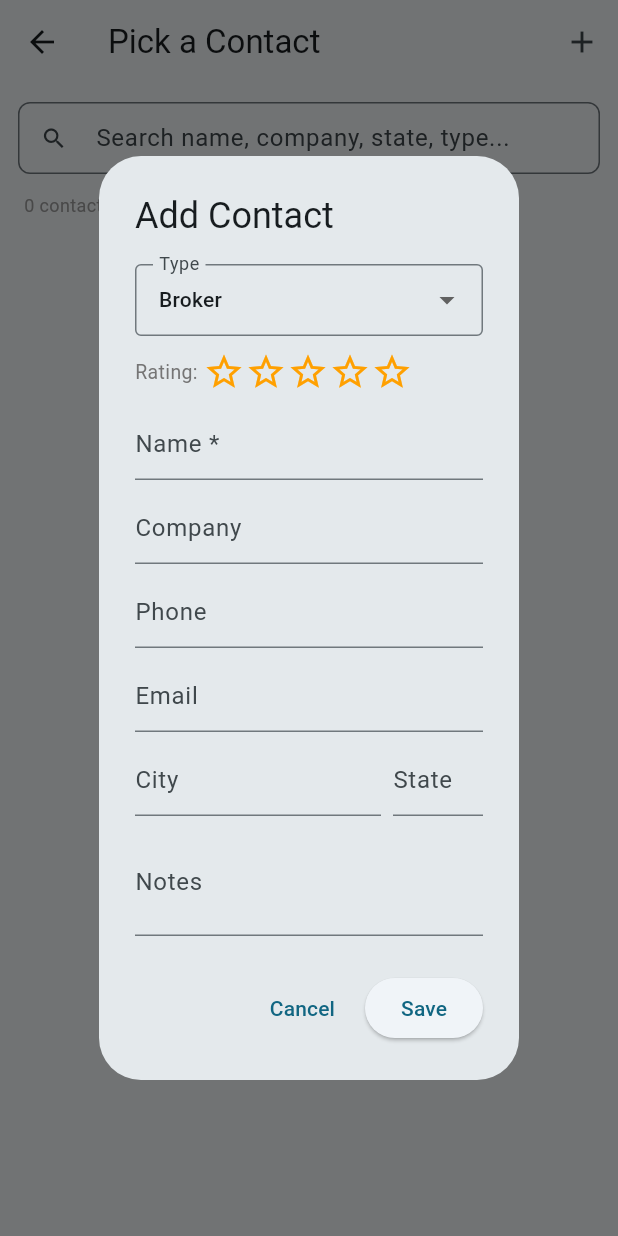
After one commit to rkylemcafee/TruCost-Flutter, a Flutter app: the ContactsScreen screen opened directly, after a tap on the "add" icon, on a phone screen of 412 x 824 dp. The commit adds this screen. Run offline on Flutter 3.47's test engine with Material 3 defaults, Android fonts, the phone set to English and light mode, and no system bars; our stand-ins replace geolocator, image_picker, supabase_flutter; accounts and stored records are empty.

Commit message:
Contacts, contact picker, fuel price service, saved trips with contact display

```diff
--- /dev/null
+++ b/lib/contacts/contacts_screen.dart
@@ -0,0 +1,335 @@
+import 'package:flutter/material.dart';
+import 'package:supabase_flutter/supabase_flutter.dart';
+
+
+const List<String> _contactTypes = ['Direct Customer', 'Broker', 'Agent', 'Escort'];
+
+class ContactsScreen extends StatefulWidget {
+  final bool pickMode;
+  const ContactsScreen({super.key, this.pickMode = false});
+  @override
+  State<ContactsScreen> createState() => _ContactsScreenState();
+}
+
+class _ContactsScreenState extends State<ContactsScreen> {
+  final _supabase = Supabase.instance.client;
+  List<Map<String, dynamic>> _contacts = [];
+  List<Map<String, dynamic>> _filtered = [];
+  bool _loading = true;
+  final _searchCtrl = TextEditingController();
+
+  @override
+  void initState() {
+    super.initState();
+    _loadContacts();
+    _searchCtrl.addListener(_applyFilter);
+  }
+
+  Future<void> _loadContacts() async {
+    setState(() => _loading = true);
+    try {
+      final user = _supabase.auth.currentUser;
+      if (user == null) return;
+      final rows = await _supabase
+          .from('contacts')
+          .select()
+          .eq('user_id', user.id)
+          .order('star_rating', ascending: false)
+          .order('name');
+      setState(() {
+        _contacts = List<Map<String, dynamic>>.from(rows);
+        _applyFilter();
+        _loading = false;
+      });
+    } catch (e) {
+      if (mounted) {
+        setState(() => _loading = false);
+        ScaffoldMessenger.of(context).showSnackBar(SnackBar(content: Text('Error: $e')));
+      }
+    }
+  }
+
+  void _applyFilter() {
+    final q = _searchCtrl.text.toLowerCase();
+    setState(() {
+      if (q.isEmpty) {
+        _filtered = _contacts;
+      } else {
+        _filtered = _contacts.where((c) {
+          final name = (c['name'] ?? '').toString().toLowerCase();
+          final company = (c['company'] ?? '').toString().toLowerCase();
+          final state = (c['state'] ?? '').toString().toLowerCase();
+          final city = (c['city'] ?? '').toString().toLowerCase();
+          final type = (c['contact_type'] ?? '').toString().toLowerCase();
+          return name.contains(q) || company.contains(q) || state.contains(q) || city.contains(q) || type.contains(q);
+        }).toList();
+      }
+    });
+  }
+
+  Future<void> _addOrEditContact({Map<String, dynamic>? existing}) async {
+    final nameCtrl = TextEditingController(text: existing?['name'] ?? '');
+    final companyCtrl = TextEditingController(text: existing?['company'] ?? '');
+    final phoneCtrl = TextEditingController(text: existing?['phone'] ?? '');
+    final emailCtrl = TextEditingController(text: existing?['email'] ?? '');
+    final cityCtrl = TextEditingController(text: existing?['city'] ?? '');
+    final stateCtrl = TextEditingController(text: existing?['state'] ?? '');
+    final notesCtrl = TextEditingController(text: existing?['notes'] ?? '');
+    String selectedType = existing?['contact_type'] ?? 'Broker';
+    int selectedStars = existing?['star_rating'] ?? 0;
+
+    final result = await showDialog<Map<String, dynamic>>(
+      context: context,
+      builder: (ctx) => StatefulBuilder(
+        builder: (ctx, setDialogState) => AlertDialog(
+          title: Text(existing != null ? 'Edit Contact' : 'Add Contact'),
+          content: SingleChildScrollView(
+            child: Column(
+              mainAxisSize: MainAxisSize.min,
+              children: [
+                // Contact type
+                DropdownButtonFormField<String>(
+                  value: selectedType,
+                  decoration: const InputDecoration(labelText: 'Type', border: OutlineInputBorder(), isDense: true),
+                  items: _contactTypes.map((t) => DropdownMenuItem(value: t, child: Text(t, style: const TextStyle(fontSize: 14)))).toList(),
+                  onChanged: (v) => setDialogState(() => selectedType = v ?? 'Broker'),
+                ),
+                const SizedBox(height: 10),
+                // Star rating
+                Row(
+                  children: [
+                    Text('Rating: ', style: TextStyle(fontSize: 13, color: Colors.grey[600])),
+                    ...List.generate(5, (i) => GestureDetector(
+                      onTap: () => setDialogState(() => selectedStars = selectedStars == i + 1 ? 0 : i + 1),
+                      child: Icon(
+                        i < selectedStars ? Icons.star : Icons.star_border,
+                        color: Colors.amber[700],
+                        size: 28,
+                      ),
+                    )),
+                  ],
+                ),
+                const SizedBox(height: 10),
+                TextField(controller: nameCtrl, decoration: const InputDecoration(labelText: 'Name *', isDense: true), textCapitalization: TextCapitalization.words),
+                const SizedBox(height: 8),
+                TextField(controller: companyCtrl, decoration: const InputDecoration(labelText: 'Company', isDense: true), textCapitalization: TextCapitalization.words),
+                const SizedBox(height: 8),
+                TextField(controller: phoneCtrl, decoration: const InputDecoration(labelText: 'Phone', isDense: true), keyboardType: TextInputType.phone),
+                const SizedBox(height: 8),
+                TextField(controller: emailCtrl, decoration: const InputDecoration(labelText: 'Email', isDense: true), keyboardType: TextInputType.emailAddress),
+                const SizedBox(height: 8),
+                Row(
+                  children: [
+                    Expanded(child: TextField(controller: cityCtrl, decoration: const InputDecoration(labelText: 'City', isDense: true), textCapitalization: TextCapitalization.words)),
+                    const SizedBox(width: 8),
+                    SizedBox(width: 60, child: TextField(controller: stateCtrl, decoration: const InputDecoration(labelText: 'State', isDense: true), textCapitalization: TextCapitalization.characters)),
+                  ],
+                ),
+                const SizedBox(height: 8),
+                TextField(controller: notesCtrl, decoration: const InputDecoration(labelText: 'Notes', isDense: true), maxLines: 2),
+              ],
+            ),
+          ),
+          actions: [
+            TextButton(onPressed: () => Navigator.pop(ctx), child: const Text('Cancel')),
+            ElevatedButton(
+              onPressed: () {
+                if (nameCtrl.text.trim().isEmpty) {
+                  ScaffoldMessenger.of(ctx).showSnackBar(const SnackBar(content: Text('Name is required')));
+                  return;
+                }
+                Navigator.pop(ctx, {
+                  'name': nameCtrl.text.trim(),
+                  'company': companyCtrl.text.trim(),
+                  'phone': phoneCtrl.text.trim(),
+                  'email': emailCtrl.text.trim(),
+                  'city': cityCtrl.text.trim(),
+                  'state': stateCtrl.text.trim().toUpperCase(),
+                  'notes': notesCtrl.text.trim(),
+                  'contact_type': selectedType,
+                  'star_rating': selectedStars,
+                });
+              },
+              child: const Text('Save'),
+            ),
+          ],
+        ),
+      ),
+    );
+
+    if (result == null) return;
+
+    try {
+      final user = _supabase.auth.currentUser;
+      if (user == null) return;
+      if (existing != null) {
+        await _supabase.from('contacts').update(result).eq('id', existing['id']);
+      } else {
+        await _supabase.from('contacts').insert({...result, 'user_id': user.id});
+      }
+      _loadContacts();
+    } catch (e) {
+      if (mounted) {
+        ScaffoldMessenger.of(context).showSnackBar(SnackBar(content: Text('Error: $e')));
+      }
+    }
+  }
+
+  Future<void> _deleteContact(Map<String, dynamic> contact) async {
+    final confirm = await showDialog<bool>(
+      context: context,
+      builder: (ctx) => AlertDialog(
+        title: const Text('Delete Contact?'),
+        content: Text('Remove ${contact['name']}?'),
+        actions: [
+          TextButton(onPressed: () => Navigator.pop(ctx, false), child: const Text('Cancel')),
+          TextButton(onPressed: () => Navigator.pop(ctx, true), child: const Text('Delete', style: TextStyle(color: Colors.red))),
+        ],
+      ),
+    );
+    if (confirm != true) return;
+    try {
+      await _supabase.from('contacts').delete().eq('id', contact['id']);
+      _loadContacts();
+    } catch (e) {
+      if (mounted) {
+        ScaffoldMessenger.of(context).showSnackBar(SnackBar(content: Text('Error: $e')));
+      }
+    }
+  }
+
+  @override
+  void dispose() {
+    _searchCtrl.dispose();
+    super.dispose();
+  }
+
+  Color _typeColor(String type) {
+    switch (type) {
+      case 'Direct Customer': return Colors.green;
+      case 'Broker': return Colors.blue;
+      case 'Agent': return Colors.purple;
+      case 'Escort': return Colors.orange;
+      default: return Colors.grey;
+    }
+  }
+
+  @override
+  Widget build(BuildContext context) {
+    return Scaffold(
+      appBar: AppBar(
+        title: Text(widget.pickMode ? 'Pick a Contact' : 'Contacts'),
+        actions: [
+          IconButton(icon: const Icon(Icons.add), onPressed: () => _addOrEditContact()),
+        ],
+      ),
+      body: _loading
+          ? const Center(child: CircularProgressIndicator())
+          : Column(
+              children: [
+                Padding(
+                  padding: const EdgeInsets.all(12),
+                  child: TextField(
+                    controller: _searchCtrl,
+                    decoration: InputDecoration(
+                      hintText: 'Search name, company, state, type...',
+                      prefixIcon: const Icon(Icons.search),
+                      border: OutlineInputBorder(borderRadius: BorderRadius.circular(8)),
+                      isDense: true,
+                    ),
+                  ),
+                ),
+                Padding(
+                  padding: const EdgeInsets.symmetric(horizontal: 16),
+                  child: Align(
+                    alignment: Alignment.centerLeft,
+                    child: Text('${_filtered.length} contact${_filtered.length != 1 ? 's' : ''}',
+                        style: TextStyle(fontSize: 12, color: Colors.grey[500])),
+                  ),
+                ),
+                const SizedBox(height: 4),
+                Expanded(
+                  child: RefreshIndicator(
+                    onRefresh: _loadContacts,
+                    child: _filtered.isEmpty
+                        ? const Center(child: Text('No contacts yet. Tap + to add.', style: TextStyle(color: Colors.grey)))
+                        : ListView.builder(
+                            itemCount: _filtered.length,
+                            itemBuilder: (ctx, i) => _buildContactTile(_filtered[i]),
+                          ),
+                  ),
+                ),
+              ],
+            ),
+    );
+  }
+
+  Widget _buildContactTile(Map<String, dynamic> c) {
+    final name = c['name'] ?? '';
+    final company = c['company'] ?? '';
+    final phone = c['phone'] ?? '';
+    final city = c['city'] ?? '';
+    final state = c['state'] ?? '';
+    final type = c['contact_type'] ?? 'Broker';
+    final stars = c['star_rating'] ?? 0;
+    final location = [city, state].where((s) => s.isNotEmpty).join(', ');
+
+    return Card(
+      margin: const EdgeInsets.symmetric(horizontal: 12, vertical: 4),
+      child: ListTile(
+        leading: CircleAvatar(
+          backgroundColor: _typeColor(type).withOpacity(0.15),
+          child: Icon(
+            type == 'Escort' ? Icons.local_shipping : Icons.person,
+            color: _typeColor(type),
+          ),
+        ),
+        title: Row(
+          children: [
+            Flexible(child: Text(name, style: const TextStyle(fontWeight: FontWeight.w600), overflow: TextOverflow.ellipsis)),
+            const SizedBox(width: 6),
+            Container(
+              padding: const EdgeInsets.symmetric(horizontal: 5, vertical: 1),
+              decoration: BoxDecoration(
+                color: _typeColor(type).withOpacity(0.1),
+                borderRadius: BorderRadius.circular(4),
+              ),
+              child: Text(type, style: TextStyle(fontSize: 10, color: _typeColor(type), fontWeight: FontWeight.w600)),
+            ),
+          ],
+        ),
+        subtitle: Column(
+          crossAxisAlignment: CrossAxisAlignment.start,
+          children: [
+            if (company.isNotEmpty) Text(company, style: TextStyle(fontSize: 12, color: Colors.grey[600])),
+            if (location.isNotEmpty) Text(location, style: TextStyle(fontSize: 12, color: Colors.grey[500])),
+            if (phone.isNotEmpty) Text(phone, style: TextStyle(fontSize: 12, color: Colors.blue[700])),
+            if (stars > 0)
+              Row(
+                children: List.generate(5, (i) => Icon(
+                  i < stars ? Icons.star : Icons.star_border,
+                  size: 14,
+                  color: Colors.amber[700],
+                )),
+              ),
+          ],
+        ),
+        trailing: widget.pickMode
+            ? const Icon(Icons.chevron_right)
+            : PopupMenuButton<String>(
+                onSelected: (v) {
+                  if (v == 'edit') _addOrEditContact(existing: c);
+                  if (v == 'delete') _deleteContact(c);
+                },
+                itemBuilder: (_) => [
+                  const PopupMenuItem(value: 'edit', child: Text('Edit')),
+                  const PopupMenuItem(value: 'delete', child: Text('Delete', style: TextStyle(color: Colors.red))),
+                ],
+              ),
+        onTap: widget.pickMode
+            ? () => Navigator.pop(context, c)
+            : () => _addOrEditContact(existing: c),
+      ),
+    );
+  }
+}
--- a/lib/trips/saved_trips_screen.dart
+++ b/lib/trips/saved_trips_screen.dart
@@ -29,7 +29,7 @@ class _SavedTripsScreenState extends State<SavedTripsScreen> {
 
       final rows = await _supabase
           .from('trips')
-          .select()
+          .select('*, contacts(*)')
           .eq('user_id', user.id)
           .order('trip_date', ascending: false);
 
@@ -164,6 +164,13 @@ class _SavedTripsScreenState extends State<SavedTripsScreen> {
     final origin = trip['origin'] ?? '';
     final destination = trip['destination'] ?? '';
     final isWinner = net >= 0;
+    final contact = trip['contacts'];
+    final contactName = contact is Map ? (contact['name'] ?? '') : '';
+    final contactCompany = contact is Map ? (contact['company'] ?? '') : '';
+    final contactPhone = contact is Map ? (contact['phone'] ?? '') : '';
+    final contactLine = contactName.isNotEmpty
+        ? '$contactName${contactCompany.isNotEmpty ? ' — $contactCompany' : ''}'
+        : '';
 
     final json = trip['estimate_json'];
     final costPerMile = json is Map ? _toNum(json['costPerMile']) : 0.0;
@@ -180,6 +187,9 @@ class _SavedTripsScreenState extends State<SavedTripsScreen> {
             if (origin.isNotEmpty && destination.isNotEmpty)
               Text('$origin → $destination',
                   style: TextStyle(fontSize: 11, color: Colors.grey[500])),
+              if (contactLine.isNotEmpty)
+              Text(contactLine,
+                  style: TextStyle(fontSize: 11, color: Colors.blue[600], fontWeight: FontWeight.w500)),
             const SizedBox(height: 4),
             Wrap(
               spacing: 6,
@@ -209,6 +219,9 @@ class _SavedTripsScreenState extends State<SavedTripsScreen> {
                 _detailRow('Offer per Mile', '${_usd(offerPerMile)}/mi'),
                 _detailRow('Fuel Price Used',
                     _usd(_toNum(trip['fuel_price_used']))),
+                if (contactName.isNotEmpty) _detailRow('Contact', contactLine),
+                if (contactPhone.isNotEmpty) _detailRow('Phone', contactPhone),
+
                 _detailRow('Deadhead', '${_toNum(trip['deadhead_miles']).round()} mi'),
                 _detailRow('Loaded', '${_toNum(trip['loaded_miles']).round()} mi'),
               ],
```
Also changed, not shown: lib/calculator/calculator_screen.dart (+34 -3 lines), lib/home_page.dart (+36 -55 lines).
